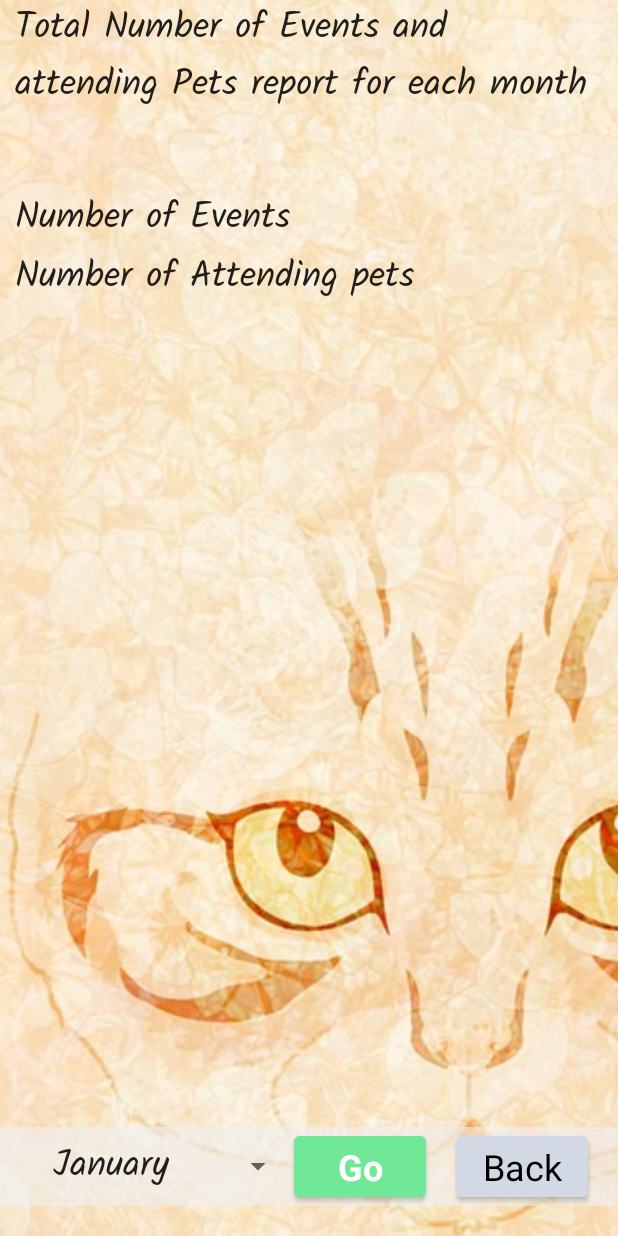
After one commit to pravesh977/petshuddleandroidstudio, an Android app: the ReportScreen screen opened directly, with no data from a screen before it, on a phone screen of 412 x 824 dp. The commit adds this screen. Run offline under Robolectric (Android 15) with nearby library versions, the phone set to English and light mode, and no system bars; our stand-ins replace Volley.

Commit message:
created report page and fixed search snackbar

```diff
--- /dev/null
+++ b/app/src/main/java/android/portfolio/petshuddle/UI/ReportScreen.java
@@ -0,0 +1,79 @@
+package android.portfolio.petshuddle.UI;
+
+import androidx.appcompat.app.AppCompatActivity;
+
+import android.os.Bundle;
+import android.portfolio.petshuddle.Helper.MySingletonRequestQueue;
+import android.portfolio.petshuddle.R;
+import android.util.Log;
+import android.view.View;
+import android.widget.ArrayAdapter;
+import android.widget.Button;
+import android.widget.Spinner;
+import android.widget.TextView;
+import android.widget.Toast;
+
+import com.android.volley.Request;
+import com.android.volley.Response;
+import com.android.volley.VolleyError;
+import com.android.volley.toolbox.JsonObjectRequest;
+
+import org.json.JSONException;
+import org.json.JSONObject;
+
+public class ReportScreen extends AppCompatActivity {
+
+    private Button generateReportButton;
+    private Spinner monthlySpinner;
+    private TextView textViewNumberOfEvents;
+    private TextView textViewNumberOfPets;
+
+    @Override
+    protected void onCreate(Bundle savedInstanceState) {
+        super.onCreate(savedInstanceState);
+        setContentView(R.layout.activity_report_screen);
+
+        generateReportButton = findViewById(R.id.generateReportButton);
+        monthlySpinner = findViewById(R.id.monthlySpinner);
+        textViewNumberOfEvents = findViewById(R.id.textViewNumberOfEvents);
+        textViewNumberOfPets = findViewById(R.id.textViewNumberOfPets);
+
+        String monthsArray[] = {"January", "February", "March", "April", "May", "June", "July", "August", "September", "October", "November", "December"};
+        ArrayAdapter<String> monthsAdapter = new ArrayAdapter<>(this, R.layout.spinner_text_file, monthsArray);
+        monthlySpinner.setAdapter(monthsAdapter);
+
+        generateReportButton.setOnClickListener(handleGenerateReport);
+    }
+
+    public View.OnClickListener handleGenerateReport = new View.OnClickListener() {
+        @Override
+        public void onClick(View view) {
+            String selectedMonth = monthlySpinner.getSelectedItem().toString();
+            String url = "http://10.0.2.2:8080/api/events/eventsbymonth/";
+
+            JsonObjectRequest request = new JsonObjectRequest(Request.Method.GET, url + selectedMonth, null, new Response.Listener<JSONObject>() {
+                @Override
+                public void onResponse(JSONObject response) {
+//                Log.i("responseReport", response.toString());
+//                Toast.makeText(getContext(), "Pet Deleted", Toast.LENGTH_LONG).show();
+                    try {
+                        textViewNumberOfEvents.setText(response.getString("numOfEventsInMonth"));
+                        textViewNumberOfPets.setText(response.getString("numOfPetsInMonthlyEvent"));
+                    } catch (JSONException e) {
+                        e.printStackTrace();
+                    }
+                }
+            }, new Response.ErrorListener() {
+                @Override
+                public void onErrorResponse(VolleyError error) {
+                    error.printStackTrace();
+                }
+            });
+            MySingletonRequestQueue.getInstance(ReportScreen.this).addToRequestQueue(request);
+        }
+    };
+
+    public void backButtonPressed(View view) {
+        this.finish();
+    }
+}
--- a/app/src/main/res/layout/activity_add_new_event_screen.xml
+++ b/app/src/main/res/layout/activity_add_new_event_screen.xml
@@ -39,6 +39,7 @@
                     android:hint="Event Title"
                     android:textAlignment="center"
                     style="@style/PetsListStyle"
+                    android:maxLength="30"
                     />
 
 
@@ -49,7 +50,7 @@
                     android:hint="Details"
                     android:textAlignment="center"
                     style="@style/PetsListStyle"
-                    android:maxLength="1500"
+                    android:maxLength="1000"
                     />
 
                 <EditText
@@ -58,7 +59,8 @@
                     android:layout_height="wrap_content"
                     android:hint="Location"
                     style="@style/PetsListStyle"
-                    android:textAlignment="center"/>
+                    android:textAlignment="center"
+                    android:maxLength="30"/>
 
                 <TextView
                     android:id="@+id/textViewEventDate"
--- a/app/src/main/res/layout/activity_add_new_pet_screen.xml
+++ b/app/src/main/res/layout/activity_add_new_pet_screen.xml
@@ -40,6 +40,7 @@
                     android:hint="Pet's Name"
                     android:textAlignment="center"
                     android:layout_marginLeft="20dp"
+                    android:maxLength="30"
                     style="@style/PetsListStyle"/>
 
                 <Spinner
@@ -56,6 +57,7 @@
                     android:layout_height="wrap_content"
                     android:inputType="number"
                     android:hint="Age"
+                    android:maxLength="3"
                     android:textAlignment="center"/>
 
 <!--                <EditText-->
@@ -79,6 +81,7 @@
                     android:layout_width="match_parent"
                     android:layout_height="wrap_content"
                     android:hint="Breed"
+                    android:maxLength="30"
                     android:textAlignment="center" />
 
                 <EditText
@@ -88,6 +91,7 @@
                     android:layout_height="wrap_content"
                     android:inputType="textMultiLine"
                     android:hint="Description"
+                    android:maxLength="1000"
                     android:textAlignment="center"/>
 
 
--- /dev/null
+++ b/app/src/main/res/layout/activity_report_screen.xml
@@ -0,0 +1,113 @@
+<?xml version="1.0" encoding="utf-8"?>
+<androidx.constraintlayout.widget.ConstraintLayout xmlns:android="http://schemas.android.com/apk/res/android"
+    xmlns:app="http://schemas.android.com/apk/res-auto"
+    xmlns:tools="http://schemas.android.com/tools"
+    android:layout_width="match_parent"
+    android:layout_height="match_parent"
+    tools:context=".UI.ReportScreen">
+
+
+    <ImageView
+        android:id="@+id/imageView3"
+        android:layout_width="match_parent"
+        android:layout_height="match_parent"
+        app:srcCompat="@drawable/catbackground"
+        android:scaleType="centerCrop"/>
+
+    <TextView
+        android:id="@+id/textView3"
+        android:layout_width="match_parent"
+        android:layout_height="wrap_content"
+        android:text="Total Number of Events and attending Pets report for each month"
+        android:layout_marginRight="10dp"
+        android:layout_marginLeft="10dp"
+        app:layout_constraintTop_toTopOf="parent"
+        style="@style/PetsListStyle"/>
+
+    <LinearLayout
+        android:id="@+id/reportLinearLayout"
+        android:layout_width="match_parent"
+        android:layout_height="wrap_content"
+        android:orientation="horizontal"
+        app:layout_constraintTop_toBottomOf="@id/textView3"
+        android:layout_marginTop="50dp"
+        android:layout_marginRight="10dp"
+        android:layout_marginLeft="10dp">
+        <TextView
+            android:layout_width="wrap_content"
+            android:layout_height="wrap_content"
+            android:text="Number of Events"
+            style="@style/PetsListStyle"
+            android:layout_weight="1"
+            />
+        <TextView
+            android:id="@+id/textViewNumberOfEvents"
+            android:layout_width="wrap_content"
+            android:layout_height="wrap_content"
+            android:text=""
+            style="@style/PetsListStyle"
+            android:layout_weight="1"/>
+    </LinearLayout>
+
+    <LinearLayout
+        android:id="@+id/linearLayout"
+        android:layout_width="match_parent"
+        android:layout_height="wrap_content"
+        android:orientation="horizontal"
+        app:layout_constraintTop_toBottomOf="@+id/reportLinearLayout"
+        android:layout_marginRight="10dp"
+        android:layout_marginLeft="10dp">
+
+        <TextView
+            style="@style/PetsListStyle"
+            android:layout_width="wrap_content"
+            android:layout_height="wrap_content"
+            android:layout_weight="1"
+            android:text="Number of Attending pets" />
+
+        <TextView
+            android:id="@+id/textViewNumberOfPets"
+            style="@style/PetsListStyle"
+            android:layout_width="wrap_content"
+            android:layout_height="wrap_content"
+            android:layout_weight="1"
+            android:text="" />
+    </LinearLayout>
+
+    <LinearLayout
+        android:layout_marginBottom="20dp"
+        android:layout_width="match_parent"
+        android:layout_height="wrap_content"
+        android:orientation="horizontal"
+        app:layout_constraintBottom_toBottomOf="parent"
+        android:gravity="center"
+        android:background="#99F0F0F2">
+
+        <Spinner
+            android:id="@+id/monthlySpinner"
+            android:layout_width="wrap_content"
+            android:layout_height="wrap_content"
+            android:layout_weight="1" />
+
+        <Button
+            android:id="@+id/generateReportButton"
+            android:layout_width="wrap_content"
+            android:layout_height="wrap_content"
+            android:text="Go"
+            android:layout_marginRight="20dp"
+            style="@style/MainButtons"/>
+
+        <Button
+            android:id="@+id/backToMainButton"
+            android:layout_width="wrap_content"
+            android:layout_height="wrap_content"
+            android:text="Back"
+            style="@style/BackButton"
+            android:backgroundTint="#D3D9E4"
+            android:textAlignment="center"
+            android:layout_marginRight="20dp"
+            android:onClick="backButtonPressed"/>
+    </LinearLayout>
+
+
+</androidx.constraintlayout.widget.ConstraintLayout>
```
Also changed, not shown: app/src/main/AndroidManifest.xml (+7 -4 lines), app/src/main/java/android/portfolio/petshuddle/Fragment/SearchFragment.java (+7 -8 lines), app/src/main/java/android/portfolio/petshuddle/Fragment/UserProfileFragment.java (+8 -0 lines), app/src/main/java/android/portfolio/petshuddle/UI/AddNewPetScreen.java (+0 -9 lines), app/src/main/res/layout/activity_single_event_screen.xml (+5 -3 lines), app/src/main/res/layout/activity_single_pet_screen.xml (+7 -3 lines), app/src/main/res/layout/dialog_pet_for_event.xml (+6 -2 lines), app/src/main/res/layout/fragment_user_profile.xml (+15 -1 lines), app/src/main/res/drawable/catbackground.jpg (added).
